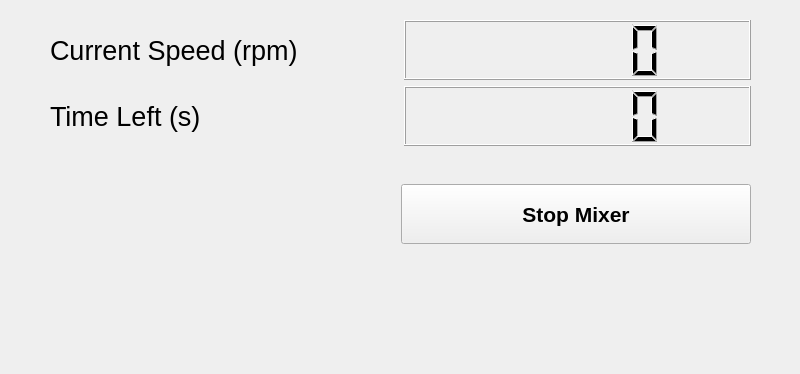
Before: the Qt Designer form activewidget.ui in EPOHnomeL/design, drawn with Qt 5; both pictures show x 0 to 800 and y 0 to 374 of the 800 by 600 pixel window.
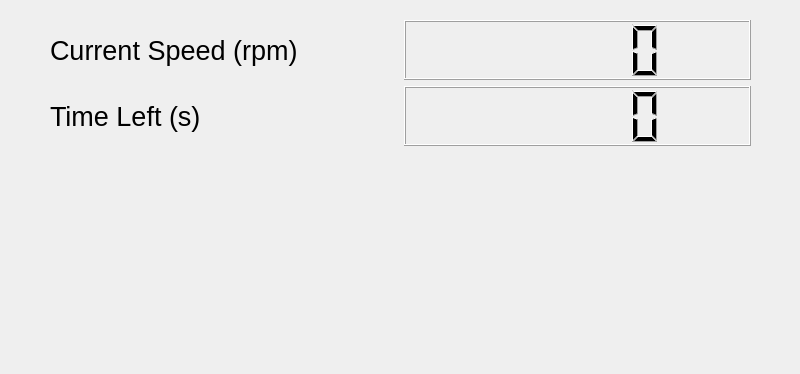
After: the same form once the commit is applied.

What changed in the file:
```diff
--- a/activewidget.ui
+++ b/activewidget.ui
@@ -125,45 +125,6 @@
         <property name="bottomMargin">
          <number>6</number>
         </property>
-        <item>
-         <spacer name="horizontalSpacer">
-          <property name="orientation">
-           <enum>Qt::Horizontal</enum>
-          </property>
-          <property name="sizeHint" stdset="0">
-           <size>
-            <width>40</width>
-            <height>20</height>
-           </size>
-          </property>
-         </spacer>
-        </item>
-        <item>
-         <widget class="QPushButton" name="stopButton">
-          <property name="sizePolicy">
-           <sizepolicy hsizetype="Expanding" vsizetype="Fixed">
-            <horstretch>0</horstretch>
-            <verstretch>0</verstretch>
-           </sizepolicy>
-          </property>
-          <property name="minimumSize">
-           <size>
-            <width>0</width>
-            <height>60</height>
-           </size>
-          </property>
-          <property name="font">
-           <font>
-            <pointsize>16</pointsize>
-            <weight>75</weight>
-            <bold>true</bold>
-           </font>
-          </property>
-          <property name="text">
-           <string>Stop Mixer</string>
-          </property>
-         </widget>
-        </item>
        </layout>
       </item>
      </layout>
```
